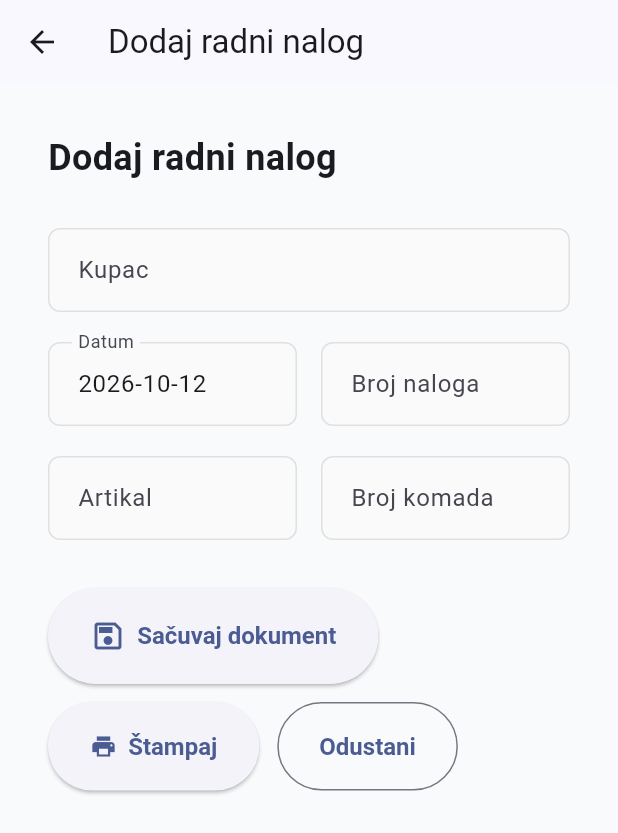
After one commit to IlijaLZ/Knjigovodstvo-app, a Flutter app: the RadniNalogScreen screen opened directly, after a tap on "Dodaj novi dokument", on a phone screen of 412 x 824 dp. The commit adds this screen. Shown: the top 833 px of the screen. Run offline on Flutter 3.47's test engine with Material 3 defaults, Android fonts, the light colour scheme and no system bars; our stand-ins replace get.

Commit message:
Dodavanje radnog screen radnog naloga i dodaj radni nalog screen, app routes

```diff
--- a/lib/routes/app_routes.dart
+++ b/lib/routes/app_routes.dart
@@ -1,11 +1,23 @@
 import 'package:get/get.dart';
+import 'package:knjigovodstvo_app/screens/dokumenta/radni_nalog/dodaj_radni_nalog.dart';
+import 'package:knjigovodstvo_app/screens/osnovni_podaci/o_firmi_screen.dart';
+import 'package:knjigovodstvo_app/screens/dokumenta/kalkulacija_nabavnih_cijena/dodaj_kalkulaciju_nabavnu_cijenu.dart';
 
 import '../screens/main_screen.dart';
 
 class AppRoutes {
   static const String main = '/';
+  static const String oFirmi = '/o-firmi';
+  static const String dodajKalkulacijuNabavnuCijenu = '/dodaj-kalkulaciju';
+  static const String dodajRadniNalog = '/dodaj-radni-nalog';
 
   static final List<GetPage> pages = [
     GetPage(name: main, page: () => MainScreen()),
+    GetPage(name: oFirmi, page: () => OFirmiScreen()),
+    GetPage(
+      name: dodajKalkulacijuNabavnuCijenu,
+      page: () => DodajKalkulacijuScreen(),
+    ),
+    GetPage(name: dodajRadniNalog, page: () => DodajRadniNalog()),
   ];
 }
--- a/lib/screens/dokumenta/kalkulacija_nabavnih_cijena/dodaj_kalkulaciju_nabavnu_cijenu.dart
+++ b/lib/screens/dokumenta/kalkulacija_nabavnih_cijena/dodaj_kalkulaciju_nabavnu_cijenu.dart
@@ -13,7 +13,7 @@ class _DodajKalkulacijuScreenState extends State<DodajKalkulacijuScreen> {
   final rbController = TextEditingController();
   final datumController = TextEditingController(
     text: DateTime.now().toString().split(' ')[0],
-  ); // yyyy-mm-dd
+  );
   final dobavljacController = TextEditingController();
   final rcBrController = TextEditingController();
   final prijemnicaBrController = TextEditingController();
--- /dev/null
+++ b/lib/screens/dokumenta/radni_nalog/dodaj_radni_nalog.dart
@@ -0,0 +1,165 @@
+import 'package:flutter/material.dart';
+import 'package:get/get_core/src/get_main.dart';
+import 'package:get/get_navigation/src/extension_navigation.dart';
+import 'package:knjigovodstvo_app/widgets/input_widget.dart';
+
+class DodajRadniNalog extends StatefulWidget {
+  const DodajRadniNalog({super.key});
+
+  @override
+  State<DodajRadniNalog> createState() => _DodajRadniNalogState();
+}
+
+class _DodajRadniNalogState extends State<DodajRadniNalog> {
+  final kupacController = TextEditingController();
+  final datumController = TextEditingController(
+    text: DateTime.now().toString().split(' ')[0],
+  );
+  final brojNalogaController = TextEditingController();
+  final artikalController = TextEditingController();
+  final brojKomadaController = TextEditingController();
+
+  @override
+  void dispose() {
+    kupacController.dispose();
+    datumController.dispose();
+    brojNalogaController.dispose();
+    artikalController.dispose();
+    brojKomadaController.dispose();
+    super.dispose();
+  }
+
+  @override
+  Widget build(BuildContext context) {
+    return Scaffold(
+      appBar: AppBar(title: const Text('Dodaj radni nalog')),
+      body: SingleChildScrollView(
+        padding: const EdgeInsets.all(32),
+        child: Center(
+          child: ConstrainedBox(
+            constraints: const BoxConstraints(maxWidth: 700),
+            child: Column(
+              crossAxisAlignment: CrossAxisAlignment.start,
+              children: [
+                const Text(
+                  'Dodaj radni nalog',
+                  style: TextStyle(fontSize: 24, fontWeight: FontWeight.w600),
+                ),
+                const SizedBox(height: 30),
+
+                // Red 1: Kupac
+                buildInput(
+                  controller: kupacController,
+                  label: 'Kupac',
+                  width: null,
+                ),
+                const SizedBox(height: 20),
+
+                // Red 2: Datum + Broj naloga
+                Row(
+                  crossAxisAlignment: CrossAxisAlignment.start,
+                  children: [
+                    Expanded(
+                      child: buildInput(
+                        controller: datumController,
+                        label: 'Datum',
+                        width: null,
+                      ),
+                    ),
+                    const SizedBox(width: 16),
+                    Expanded(
+                      child: buildInput(
+                        controller: brojNalogaController,
+                        label: 'Broj naloga',
+                        width: null,
+                      ),
+                    ),
+                  ],
+                ),
+                const SizedBox(height: 20),
+
+                // Red 3: Artikal + Broj komada
+                Row(
+                  crossAxisAlignment: CrossAxisAlignment.start,
+                  children: [
+                    Expanded(
+                      child: buildInput(
+                        controller: artikalController,
+                        label: 'Artikal',
+                        width: null,
+                      ),
+                    ),
+                    const SizedBox(width: 16),
+                    Expanded(
+                      child: buildInput(
+                        controller: brojKomadaController,
+                        label: 'Broj komada',
+                        width: null,
+                      ),
+                    ),
+                  ],
+                ),
+                const SizedBox(height: 32),
+
+                // Dugmad
+                Wrap(
+                  spacing: 12,
+                  runSpacing: 12,
+                  children: [
+                    ElevatedButton.icon(
+                      onPressed: () {},
+                      icon: const Icon(Icons.save_outlined, size: 24),
+                      label: const Text('Sačuvaj dokument'),
+                      style: ElevatedButton.styleFrom(
+                        padding: const EdgeInsets.symmetric(
+                          horizontal: 28,
+                          vertical: 20,
+                        ),
+                        minimumSize: const Size(0, 56),
+                        textStyle: const TextStyle(
+                          fontSize: 16,
+                          fontWeight: FontWeight.w600,
+                        ),
+                      ),
+                    ),
+                    ElevatedButton.icon(
+                      onPressed: () {},
+                      icon: const Icon(Icons.print),
+                      label: const Text('Štampaj'),
+                      style: ElevatedButton.styleFrom(
+                        padding: const EdgeInsets.symmetric(
+                          horizontal: 28,
+                          vertical: 20,
+                        ),
+                        minimumSize: const Size(0, 56),
+                        textStyle: const TextStyle(
+                          fontSize: 16,
+                          fontWeight: FontWeight.w600,
+                        ),
+                      ),
+                    ),
+                    OutlinedButton(
+                      onPressed: () => Get.back(),
+                      style: OutlinedButton.styleFrom(
+                        padding: const EdgeInsets.symmetric(
+                          horizontal: 28,
+                          vertical: 20,
+                        ),
+                        minimumSize: const Size(0, 56),
+                        textStyle: const TextStyle(
+                          fontSize: 16,
+                          fontWeight: FontWeight.w600,
+                        ),
+                      ),
+                      child: const Text('Odustani'),
+                    ),
+                  ],
+                ),
+              ],
+            ),
+          ),
+        ),
+      ),
+    );
+  }
+}
--- /dev/null
+++ b/lib/screens/dokumenta/radni_nalog/radni_nalog_screen.dart
@@ -0,0 +1,284 @@
+import 'package:flutter/material.dart';
+import 'package:get/get.dart';
+import 'package:knjigovodstvo_app/routes/app_routes.dart';
+import 'package:knjigovodstvo_app/screens/analiticka_kartica.dart';
+
+class RadniNalogScreen extends StatefulWidget {
+  const RadniNalogScreen({super.key});
+
+  @override
+  State<RadniNalogScreen> createState() => _RadniNalogScreenState();
+}
+
+class _RadniNalogScreenState extends State<RadniNalogScreen> {
+  int currentPage = 1;
+
+  final int totalPages = 3;
+
+  final List<Map<String, String>> dokumenti = [
+    {
+      'rb': '1',
+      'kupac': 'Firma d.o.o.',
+      'datum': '23.09.2026',
+      'brojNaloga': 'RN-001',
+      'artikal': 'Drveni stol',
+      'brojKomada': '10',
+    },
+    {
+      'rb': '2',
+      'kupac': 'Komerc Trade',
+      'datum': '22.09.2026',
+      'brojNaloga': 'RN-002',
+      'artikal': 'Stolica',
+      'brojKomada': '40',
+    },
+    {
+      'rb': '3',
+      'kupac': 'Montenegro Commerce',
+      'datum': '20.09.2026',
+      'brojNaloga': 'RN-003',
+      'artikal': 'Polica',
+      'brojKomada': '25',
+    },
+    {
+      'rb': '4',
+      'kupac': 'Balkan Trade',
+      'datum': '18.09.2026',
+      'brojNaloga': 'RN-004',
+      'artikal': 'Ormar',
+      'brojKomada': '5',
+    },
+    {
+      'rb': '5',
+      'kupac': 'Adria Market',
+      'datum': '15.09.2026',
+      'brojNaloga': 'RN-005',
+      'artikal': 'Komoda',
+      'brojKomada': '12',
+    },
+    {
+      'rb': '6',
+      'kupac': 'Euro Commerce',
+      'datum': '12.09.2026',
+      'brojNaloga': 'RN-006',
+      'artikal': 'Klupa',
+      'brojKomada': '30',
+    },
+    {
+      'rb': '7',
+      'kupac': 'Primorje Trade',
+      'datum': '10.09.2026',
+      'brojNaloga': 'RN-007',
+      'artikal': 'Radni stol',
+      'brojKomada': '8',
+    },
+    {
+      'rb': '8',
+      'kupac': 'Market Plus',
+      'datum': '08.09.2026',
+      'brojNaloga': 'RN-008',
+      'artikal': 'Regal',
+      'brojKomada': '15',
+    },
+  ];
+
+  DataColumn _kolona(String naslov) {
+    return DataColumn(
+      label: Text(naslov, style: const TextStyle(fontWeight: FontWeight.bold)),
+    );
+  }
+
+  @override
+  Widget build(BuildContext context) {
+    return Scaffold(
+      body: Padding(
+        padding: const EdgeInsets.all(24),
+        child: Column(
+          crossAxisAlignment: CrossAxisAlignment.start,
+          children: [
+            // ------------------------------------------------
+            // NASLOV + DUGME
+            // ------------------------------------------------
+            Row(
+              children: [
+                const Text(
+                  'Radni nalog',
+                  style: TextStyle(fontSize: 28, fontWeight: FontWeight.bold),
+                ),
+
+                const Spacer(),
+
+                ElevatedButton.icon(
+                  onPressed: () {
+                    // TODO: zamijeniti rutom za dodavanje radnog naloga
+                    // kad je napraviš (npr. AppRoutes.dodajRadniNalog)
+                    Get.toNamed(AppRoutes.dodajRadniNalog);
+                  },
+                  icon: const Icon(Icons.add),
+                  label: const Text('Dodaj novi dokument'),
+                ),
+              ],
+            ),
+
+            const SizedBox(height: 24),
+
+            // ------------------------------------------------
+            // TABELA
+            // ------------------------------------------------
+            Expanded(
+              child: Container(
+                width: double.infinity,
+                decoration: BoxDecoration(
+                  border: Border.all(color: Colors.grey.shade300),
+                  borderRadius: BorderRadius.circular(8),
+                ),
+                child: SingleChildScrollView(
+                  scrollDirection: Axis.horizontal,
+                  child: SingleChildScrollView(
+                    child: DataTable(
+                      headingRowColor: WidgetStateProperty.all(
+                        Colors.grey.shade100,
+                      ),
+                      columnSpacing: 40,
+
+                      columns: [
+                        _kolona('RB'),
+                        _kolona('Kupac'),
+                        _kolona('Datum'),
+                        _kolona('Broj naloga'),
+                        _kolona('Artikal'),
+                        _kolona('Broj komada'),
+                        _kolona('Akcije'),
+                      ],
+
+                      rows: dokumenti.map((dokument) {
+                        return DataRow(
+                          cells: [
+                            DataCell(Text(dokument['rb']!)),
+                            DataCell(Text(dokument['kupac']!)),
+                            DataCell(Text(dokument['datum']!)),
+                            DataCell(Text(dokument['brojNaloga']!)),
+                            DataCell(Text(dokument['artikal']!)),
+                            DataCell(Text(dokument['brojKomada']!)),
+
+                            DataCell(
+                              Row(
+                                children: [
+                                  // Pregled
+                                  IconButton(
+                                    tooltip: 'Pregled',
+                                    onPressed: () {
+                                      Navigator.push(
+                                        context,
+                                        MaterialPageRoute(
+                                          builder: (context) =>
+                                              const AnalitickaKarticaScreen(),
+                                        ),
+                                      );
+                                    },
+                                    icon: const Icon(Icons.visibility_outlined),
+                                  ),
+
+                                  // Izmijeni
+                                  IconButton(
+                                    tooltip: 'Izmijeni',
+                                    onPressed: () {},
+                                    icon: const Icon(Icons.edit_outlined),
+                                  ),
+
+                                  // Obriši
+                                  IconButton(
+                                    tooltip: 'Obriši',
+                                    onPressed: () {},
+                                    icon: const Icon(Icons.delete_outline),
+                                  ),
+                                ],
+                              ),
+                            ),
+                          ],
+                        );
+                      }).toList(),
+                    ),
+                  ),
+                ),
+              ),
+            ),
+
+            const SizedBox(height: 16),
+
+            // ------------------------------------------------
+            // PAGINACIJA
+            // ------------------------------------------------
+            Row(
+              mainAxisAlignment: MainAxisAlignment.center,
+              children: [
+                IconButton(
+                  tooltip: 'Prethodna stranica',
+                  onPressed: currentPage > 1
+                      ? () {
+                          setState(() {
+                            currentPage--;
+                          });
+                        }
+                      : null,
+                  icon: const Icon(Icons.chevron_left),
+                ),
+
+                const SizedBox(width: 8),
+
+                ...List.generate(totalPages, (index) {
+                  final page = index + 1;
+                  final isSelected = currentPage == page;
+
+                  return Padding(
+                    padding: const EdgeInsets.symmetric(horizontal: 4),
+                    child: InkWell(
+                      onTap: () {
+                        setState(() {
+                          currentPage = page;
+                        });
+                      },
+                      borderRadius: BorderRadius.circular(6),
+                      child: Container(
+                        width: 36,
+                        height: 36,
+                        alignment: Alignment.center,
+                        decoration: BoxDecoration(
+                          color: isSelected
+                              ? Colors.blue
+                              : Colors.grey.shade100,
+                          borderRadius: BorderRadius.circular(6),
+                        ),
+                        child: Text(
+                          '$page',
+                          style: TextStyle(
+                            color: isSelected ? Colors.white : Colors.black87,
+                            fontWeight: FontWeight.w500,
+                          ),
+                        ),
+                      ),
+                    ),
+                  );
+                }),
+
+                const SizedBox(width: 8),
+
+                IconButton(
+                  tooltip: 'Sljedeća stranica',
+                  onPressed: currentPage < totalPages
+                      ? () {
+                          setState(() {
+                            currentPage++;
+                          });
+                        }
+                      : null,
+                  icon: const Icon(Icons.chevron_right),
+                ),
+              ],
+            ),
+          ],
+        ),
+      ),
+    );
+  }
+}
--- a/lib/screens/dokumenta/radni_nalog_screen.dart
+++ /dev/null
@@ -1,12 +0,0 @@
-import 'package:flutter/material.dart';
-
-class RadniNalogScreen extends StatelessWidget {
-  const RadniNalogScreen({super.key});
-
-  @override
-  Widget build(BuildContext context) {
-    return const Center(
-      child: Text('Radni nalog', style: TextStyle(fontSize: 28)),
-    );
-  }
-}
--- a/lib/screens/main_screen.dart
+++ b/lib/screens/main_screen.dart
@@ -7,7 +7,7 @@ import 'osnovni_podaci/objekti_screen.dart';
 import 'osnovni_podaci/artikli_screen.dart';
 
 import 'dokumenta/kalkulacija_nabavnih_cijena/kalkulacija_nabavnih_cijena_screen.dart';
-import 'dokumenta/radni_nalog_screen.dart';
+import 'dokumenta/radni_nalog/radni_nalog_screen.dart';
 import 'dokumenta/trebovanje_screen.dart';
 import 'dokumenta/kalkulacija_cijene_kostanja_screen.dart';
 import 'dokumenta/otpremnica_screen.dart';
```
